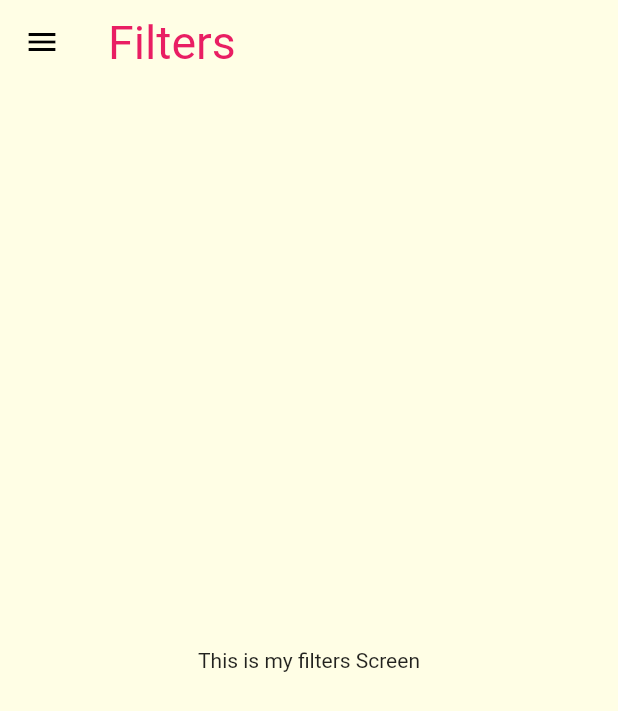
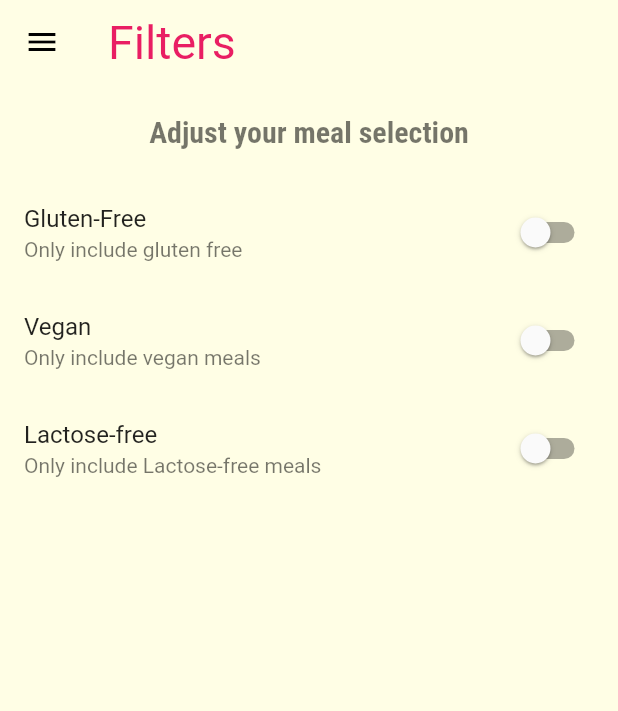
Before and after one commit to josidbobo/Meal_app, a Flutter app: the FilterScreen screen opened by its route, on a phone screen of 412 x 824 dp. Shown: the top 711 px of the screen. Run offline on Flutter 3.47's test engine with Material 2 defaults, Android fonts, the phone set to English and light mode, and no system bars; Roboto replaces fonts that are missing (Raleway-Bold.ttf).

Commit message:
chore: More updates

```diff
--- a/lib/screens/favourites_screen.dart
+++ b/lib/screens/favourites_screen.dart
@@ -5,7 +5,7 @@ class FavouritesScreen extends StatelessWidget {
 
   @override
   Widget build(BuildContext context) {
-    return Center(
+    return const Center(
       child: Text('Here is the Favourites Screen'),
 
     );
--- a/lib/screens/filter_screen.dart
+++ b/lib/screens/filter_screen.dart
@@ -1,17 +1,59 @@
 import 'package:flutter/material.dart';
-import 'package:meals_info_hub/widgets/main_drawer.dart';
+import '../widgets/main_drawer.dart';
 
-class FilterScreen extends StatelessWidget {
+class FilterScreen extends StatefulWidget {
   static const routeName = '/Filter-Screen';
   const FilterScreen({Key? key}) : super(key: key);
 
   @override
+  State<FilterScreen> createState() => _FilterScreenState();
+}
+
+class _FilterScreenState extends State<FilterScreen> {
+  var vegan = false;
+  var isGlutenFree = false;
+  var isLactoseFree = false;
+  var vegetarian = false;
+
+  Widget _buildSwitchListTile(String title, bool currentValue, Function(bool)? updatedValue, String description) {
+    return SwitchListTile.adaptive(
+      title: Text(title),
+      value: currentValue,
+      onChanged: updatedValue,
+      subtitle: Text(description),
+    );
+  }
+
+  @override
   Widget build(BuildContext context) {
     return Scaffold(
-      appBar: AppBar(title: Text('Filters')),
-      drawer: MainDrawer(),
-      body: Center(
-        child: Text('This is my filters Screen'),
+      appBar: AppBar(title: const Text('Filters')),
+      drawer: const MainDrawer(),
+      body: Column(
+        children: [
+          Container(
+              padding: const EdgeInsets.all(20.0),
+              child: Text(
+                'Adjust your meal selection',
+                style: Theme.of(context).textTheme.headline1,
+              )),
+          Expanded(
+              child: ListView(
+            children: [
+              _buildSwitchListTile('Gluten-Free', isGlutenFree, (newValue) {
+                  setState(() {
+                    isGlutenFree = newValue;
+                  });
+                }, 'Only include gluten free'),
+              _buildSwitchListTile('Vegan', vegan, (newValue) {
+                  setState(() {
+                    vegan = newValue;
+                  });
+                }, 'Only include vegan meals'),
+              _buildSwitchListTile('Lactose-free', isLactoseFree, (p0) => null, 'Only include Lactose-free meals')
+            ],
+          )),
+        ],
       ),
     );
   }
```
Also changed, not shown: lib/screens/categories_meal_screen.dart (+37 -11 lines), lib/screens/meal_detail_screen.dart (+10 -5 lines), lib/widgets/meal_item.dart (+9 -1 lines), pubspec.lock, 3 other files.
